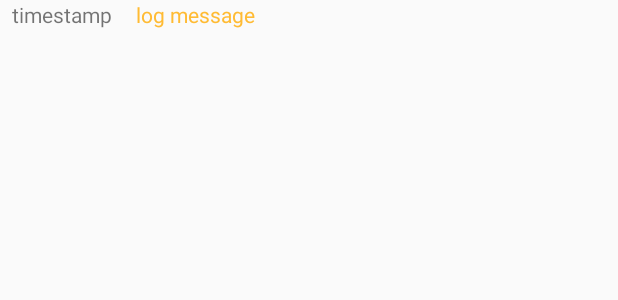
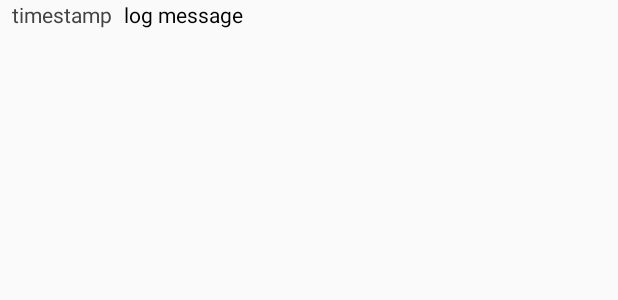
Before and after one commit to rapsealk/AGroundControl, an Android app: the layout item_log.xml on its own in the app's theme, with its tools: preview values and no code run, on a phone screen of 412 x 824 dp. Shown: the top 300 px of the screen. Run offline under Robolectric (Android 15) with nearby library versions, the phone set to English and light mode, and no system bars.

Commit message:
# Fix: log format

```diff
--- a/app/src/main/java/com/rapsealk/agroundcontrol/LogAdapter.kt
+++ b/app/src/main/java/com/rapsealk/agroundcontrol/LogAdapter.kt
@@ -18,7 +18,7 @@ public class LogAdapter(private val mItems: List<LogMessage> = ArrayList()) : Re
 
     override fun onBindViewHolder(holder: ViewHolder, position: Int) {
         val log = mItems[position]
-        holder.timestamp.text = log.timestamp.toString()
+        holder.timestamp.text = String.format("%d", log.timestamp.toLong() % 10000)
         holder.message.text = "[${log.tag}] ${log.message}"
     }
 
--- a/app/src/main/java/com/rapsealk/agroundcontrol/MqttUtil.kt
+++ b/app/src/main/java/com/rapsealk/agroundcontrol/MqttUtil.kt
@@ -198,7 +198,7 @@ class MqttUtil(private val context: Context) : MqttCallback {
     }
 
     private fun notifyBattery(percentage: Float) {
-        (context as MainActivity).notifyBattery(percentage)
+        (context as MainActivity).notifyBattery(percentage * 100)
     }
 
     private fun notifyLog(message: LogMessage) {
--- a/app/src/main/res/layout/item_log.xml
+++ b/app/src/main/res/layout/item_log.xml
@@ -14,6 +14,7 @@
             app:layout_constraintStart_toStartOf="parent"
             app:layout_constraintTop_toTopOf="parent"
             app:layout_constraintBottom_toBottomOf="parent"
+            android:textColor="#444444"
             android:text="timestamp"/>
 
     <TextView
@@ -23,8 +24,9 @@
             app:layout_constraintStart_toEndOf="@id/tv_timestamp"
             app:layout_constraintTop_toTopOf="parent"
             app:layout_constraintBottom_toBottomOf="parent"
-            android:layout_marginStart="16dp"
+            android:layout_marginStart="8dp"
+            android:maxLines="3"
             android:text="log message"
-            android:textColor="@android:color/holo_orange_light"/>
+            android:textColor="@color/colorPrimaryDark"/>
 
 </android.support.constraint.ConstraintLayout>
```
Also changed, not shown: app/src/main/java/com/rapsealk/agroundcontrol/MainActivity.kt (+5 -5 lines).
